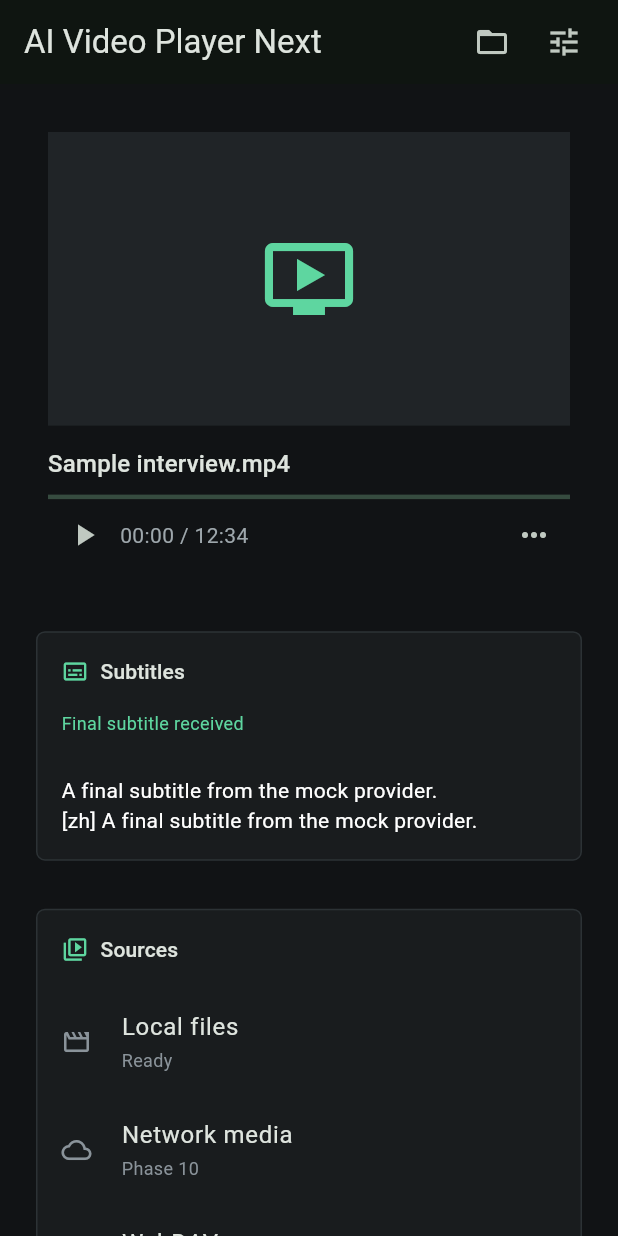
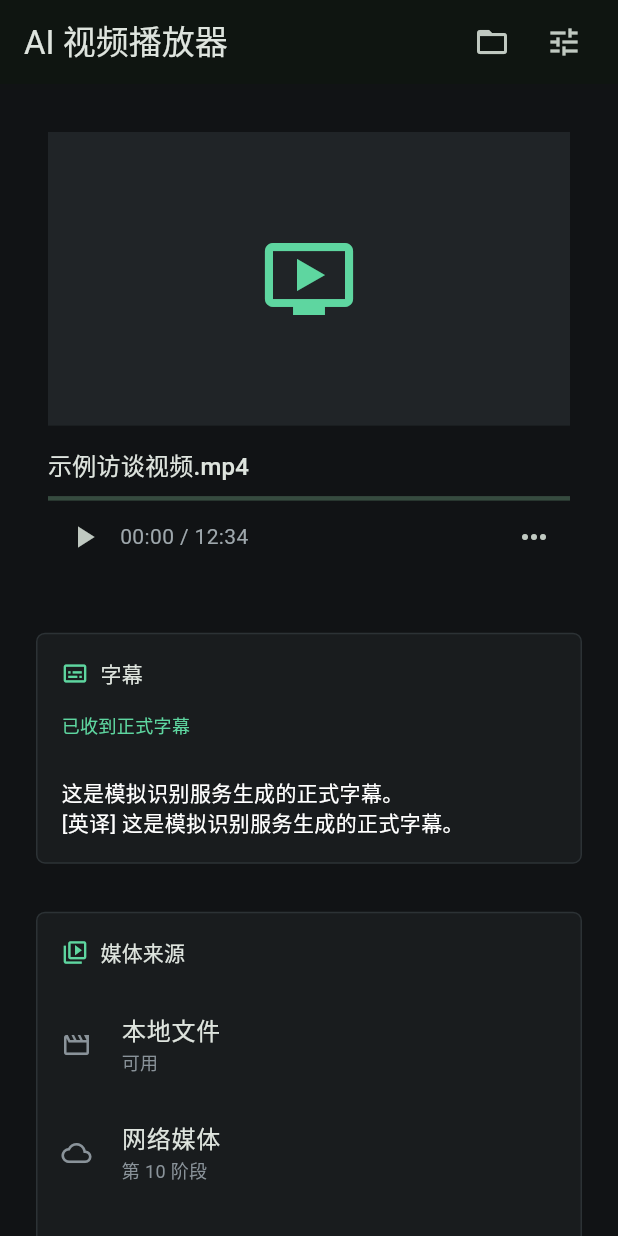
Before and after one commit to SCmenghua/AIVideoPlayerNext, a Flutter app: the screen it shows after launch, after a tap on the "folder open" icon, on a phone screen of 412 x 824 dp. Run offline on Flutter 3.47's test engine with Material 3 defaults, Android fonts, the phone set to English and light mode, and no system bars; our stand-ins replace flutter_riverpod.

Commit message:
Localize user interface to Chinese

```diff
--- a/app/lib/app/app.dart
+++ b/app/lib/app/app.dart
@@ -8,7 +8,7 @@ class AIVideoPlayerApp extends StatelessWidget {
   @override
   Widget build(BuildContext context) {
     return MaterialApp(
-      title: 'AI Video Player Next',
+      title: 'AI 视频播放器',
       debugShowCheckedModeBanner: false,
       theme: ThemeData(
         brightness: Brightness.dark,
--- a/app/lib/features/player/mock_services.dart
+++ b/app/lib/features/player/mock_services.dart
@@ -92,8 +92,8 @@ class MockSpeechRecognitionService implements SpeechRecognitionService {
       segmentId: '${request.sessionId}-1',
       start: start,
       end: start + const Duration(seconds: 3),
-      text: 'A preview subtitle from the mock provider.',
-      language: 'en',
+      text: '这是模拟识别服务生成的预览字幕。',
+      language: 'zh',
       kind: RecognitionKind.partial,
       source: RecognitionSource.whisperCpp,
       confidence: 0.72,
@@ -105,8 +105,8 @@ class MockSpeechRecognitionService implements SpeechRecognitionService {
       segmentId: '${request.sessionId}-1',
       start: start,
       end: start + const Duration(seconds: 3),
-      text: 'A final subtitle from the mock provider.',
-      language: 'en',
+      text: '这是模拟识别服务生成的正式字幕。',
+      language: 'zh',
       kind: RecognitionKind.finalResult,
       source: RecognitionSource.whisperCpp,
       confidence: 0.94,
@@ -124,7 +124,7 @@ class MockTranslationService implements TranslationService {
   @override
   Future<TranslationResult> translate(TranslationRequest request) async => TranslationResult(
         segmentId: request.segmentId,
-        text: '[${request.targetLanguage}] ${request.text}',
+        text: '[${request.targetLanguage == 'en' ? '英译' : request.targetLanguage}] ${request.text}',
         provider: 'mock',
       );
 }
--- a/app/lib/features/player/player_screen.dart
+++ b/app/lib/features/player/player_screen.dart
@@ -22,7 +22,7 @@ class _PlayerScreenState extends ConsumerState<PlayerScreen> {
   StreamSubscription<PlaybackSnapshot>? _playbackSubscription;
   PlaybackSnapshot _snapshot = const PlaybackSnapshot.idle();
   String _sessionId = 'session-1';
-  String _providerStatus = 'Mock providers active';
+  String _providerStatus = '模拟服务已启用';
 
   @override
   void initState() {
@@ -38,13 +38,13 @@ class _PlayerScreenState extends ConsumerState<PlayerScreen> {
     if (event.sessionId != _sessionId) return;
     setState(() {
       _timeline.apply(event);
-      _providerStatus = event.kind == RecognitionKind.finalResult ? 'Final subtitle received' : 'Listening...';
+      _providerStatus = event.kind == RecognitionKind.finalResult ? '已收到正式字幕' : '正在识别...';
     });
     if (event.kind == RecognitionKind.finalResult) {
       ref.read(translationServiceProvider).translate(TranslationRequest(
         segmentId: event.segmentId,
         text: event.text,
-        targetLanguage: 'zh',
+        targetLanguage: 'en',
       )).then((result) {
         if (mounted && result.segmentId == event.segmentId) {
           setState(() => _timeline.applyTranslation(result.segmentId, result.text));
@@ -57,9 +57,9 @@ class _PlayerScreenState extends ConsumerState<PlayerScreen> {
     final nextSession = 'session-${DateTime.now().millisecondsSinceEpoch}';
     _sessionId = nextSession;
     _timeline.reset(sessionId: _sessionId);
-    await ref.read(playerServiceProvider).open(const MediaSource(path: 'mock://sample.mp4', title: 'Sample interview.mp4'));
+    await ref.read(playerServiceProvider).open(const MediaSource(path: 'mock://sample.mp4', title: '示例访谈视频.mp4'));
     await ref.read(speechRecognitionServiceProvider).start(RecognitionRequest(sessionId: _sessionId, from: Duration.zero));
-    if (mounted) setState(() => _providerStatus = 'Mock media loaded');
+    if (mounted) setState(() => _providerStatus = '已加载模拟媒体');
   }
 
   @override
@@ -74,10 +74,10 @@ class _PlayerScreenState extends ConsumerState<PlayerScreen> {
     final isWide = MediaQuery.sizeOf(context).width >= 980;
     return Scaffold(
       appBar: AppBar(
-        title: const Text('AI Video Player Next'),
+        title: const Text('AI 视频播放器'),
         actions: [
-          IconButton(onPressed: _openMockMedia, tooltip: 'Open mock media', icon: const Icon(Icons.folder_open_outlined)),
-          IconButton(onPressed: () {}, tooltip: 'Settings', icon: const Icon(Icons.tune_outlined)),
+          IconButton(onPressed: _openMockMedia, tooltip: '打开模拟媒体', icon: const Icon(Icons.folder_open_outlined)),
+          IconButton(onPressed: () {}, tooltip: '设置', icon: const Icon(Icons.tune_outlined)),
           const SizedBox(width: 12),
         ],
       ),
@@ -99,12 +99,12 @@ class _PlayerScreenState extends ConsumerState<PlayerScreen> {
       );
 
   Widget _sourcePanel() => _Panel(
-        title: 'Sources',
+        title: '媒体来源',
         icon: Icons.video_library_outlined,
         child: Column(crossAxisAlignment: CrossAxisAlignment.start, children: [
-          _sourceRow(Icons.movie_outlined, 'Local files', 'Ready'),
-          _sourceRow(Icons.cloud_outlined, 'Network media', 'Phase 10'),
-          _sourceRow(Icons.folder_shared_outlined, 'WebDAV', 'Phase 10'),
+          _sourceRow(Icons.movie_outlined, '本地文件', '可用'),
+          _sourceRow(Icons.cloud_outlined, '网络媒体', '第 10 阶段'),
+          _sourceRow(Icons.folder_shared_outlined, 'WebDAV', '第 10 阶段'),
         ]),
       );
 
@@ -123,14 +123,14 @@ class _PlayerScreenState extends ConsumerState<PlayerScreen> {
             child: Center(child: Icon(_snapshot.source == null ? Icons.play_circle_outline : Icons.ondemand_video_outlined, size: 64, color: const Color(0xFF5ED6A0))),
           )),
           const SizedBox(height: 14),
-          Text(_snapshot.source?.title ?? 'No media selected', style: Theme.of(context).textTheme.titleMedium),
+          Text(_snapshot.source?.title ?? '尚未选择媒体', style: Theme.of(context).textTheme.titleMedium),
           const SizedBox(height: 8),
           LinearProgressIndicator(value: _snapshot.progress, minHeight: 3),
           Row(children: [
-            IconButton(onPressed: _snapshot.status == PlaybackStatus.playing ? () => ref.read(playerServiceProvider).pause() : () => ref.read(playerServiceProvider).play(), tooltip: 'Play or pause', icon: Icon(_snapshot.status == PlaybackStatus.playing ? Icons.pause : Icons.play_arrow)),
+            IconButton(onPressed: _snapshot.status == PlaybackStatus.playing ? () => ref.read(playerServiceProvider).pause() : () => ref.read(playerServiceProvider).play(), tooltip: _snapshot.status == PlaybackStatus.playing ? '暂停播放' : '开始播放', icon: Icon(_snapshot.status == PlaybackStatus.playing ? Icons.pause : Icons.play_arrow)),
             Text('${_format(_snapshot.position)} / ${_format(_snapshot.duration)}', style: const TextStyle(color: Color(0xFF9EA7AC))),
             const Spacer(),
-            IconButton(onPressed: () {}, tooltip: 'More playback controls', icon: const Icon(Icons.more_horiz)),
+            IconButton(onPressed: () {}, tooltip: '更多播放控制', icon: const Icon(Icons.more_horiz)),
           ]),
         ]),
       );
@@ -138,14 +138,14 @@ class _PlayerScreenState extends ConsumerState<PlayerScreen> {
   Widget _subtitlePanel() {
     final entries = _timeline.finals;
     return _Panel(
-      title: 'Subtitles',
+      title: '字幕',
       icon: Icons.subtitles_outlined,
       child: Column(crossAxisAlignment: CrossAxisAlignment.stretch, children: [
         Text(_providerStatus, style: const TextStyle(color: Color(0xFF5ED6A0), fontSize: 12)),
         const SizedBox(height: 14),
         if (_timeline.partial != null) _subtitleText(_timeline.partial!.original, muted: true),
-        if (entries.isEmpty && _timeline.partial == null) const Text('Open mock media to preview the Phase 1 flow.'),
-        ...entries.reversed.take(3).map((entry) => Padding(padding: const EdgeInsets.only(top: 12), child: _subtitleText('${entry.original}\n${entry.translation ?? 'Translation pending'}'))),
+        if (entries.isEmpty && _timeline.partial == null) const Text('打开模拟媒体以预览第一阶段流程。'),
+        ...entries.reversed.take(3).map((entry) => Padding(padding: const EdgeInsets.only(top: 12), child: _subtitleText('${entry.original}\n${entry.translation ?? '等待翻译'}'))),
       ]),
     );
   }
```
Also changed, not shown: 4 other files.
